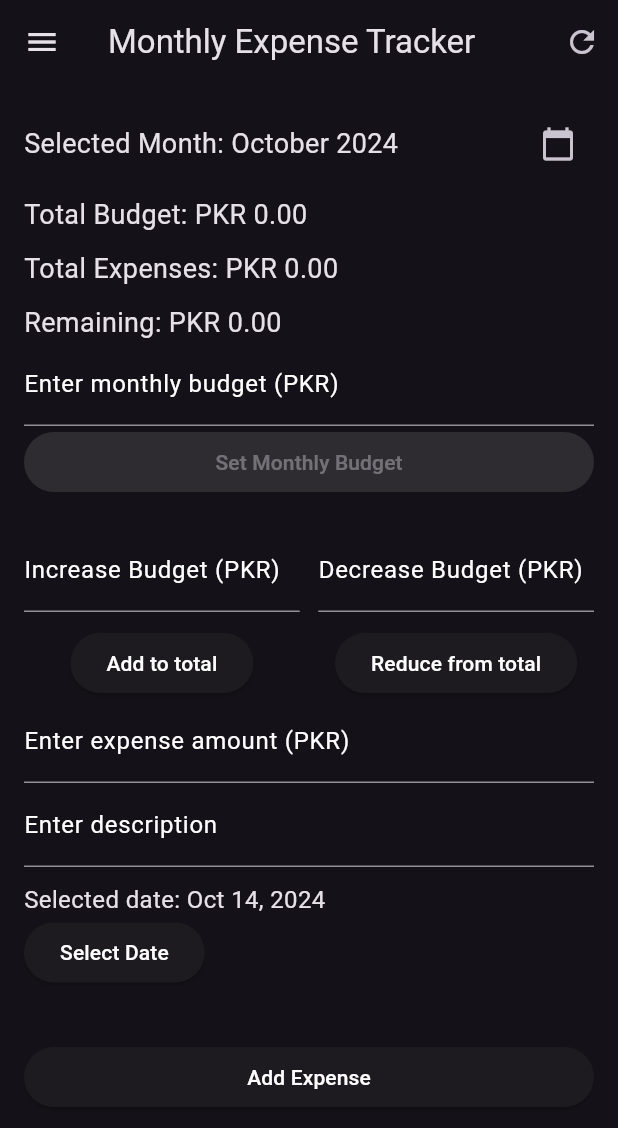
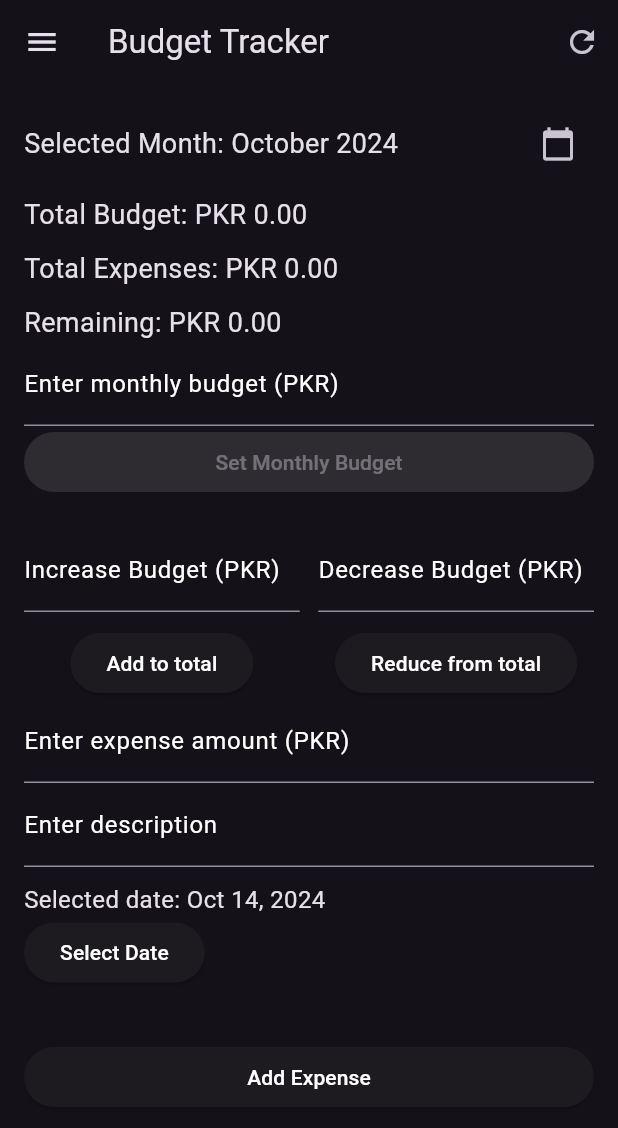
Before and after one commit to muneebiq3/expense, a Flutter app: the screen it shows after launch, on a phone screen of 412 x 824 dp. Shown: the top 1128 px of the screen. Run offline on Flutter 3.47's test engine with Material 3 defaults, Android fonts, the phone set to English and light mode, and no system bars; our stand-ins replace shared_preferences.

Commit message:
Android app name and UI homepage heading content changed

```diff
--- a/expense_tracker/lib/main.dart
+++ b/expense_tracker/lib/main.dart
@@ -13,7 +13,7 @@ class BudgetApp extends StatelessWidget {
   @override
   Widget build(BuildContext context) {
     return MaterialApp(
-      title: 'Monthly Expense Tracker',
+      title: 'Budget Tracker',
       debugShowCheckedModeBanner: false,
       home: const BudgetHomePage(),
       theme: ThemeData(
@@ -530,7 +530,7 @@ class _BudgetHomePageState extends State<BudgetHomePage> {
     return Scaffold(
       key: _scaffoldKey,
       appBar: AppBar(
-        title: const Text('Monthly Expense Tracker'),
+        title: const Text('Budget Tracker'),
         leading: IconButton(
           icon: const Icon(Icons.menu),
           onPressed: () {
```
Also changed, not shown: 1 other file.
